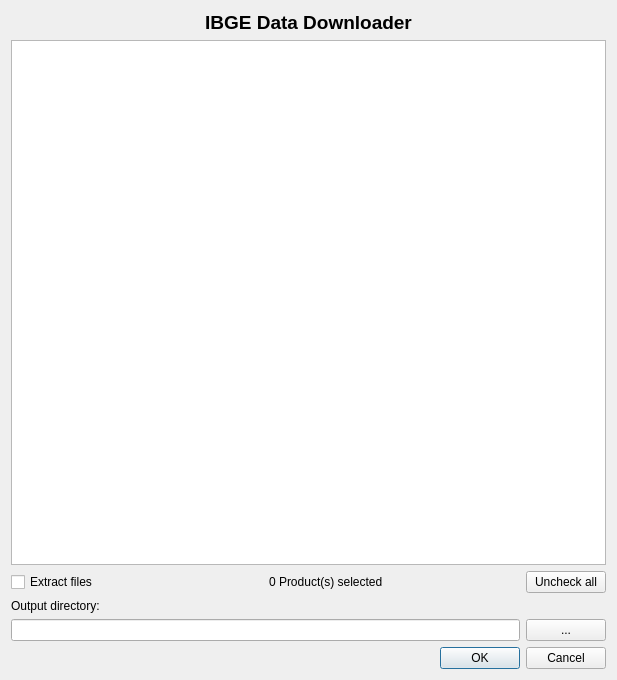
Qt form ibgeDataDownloader_dialog_base.ui (VEMD/ibgedatadownloader) before a commit.
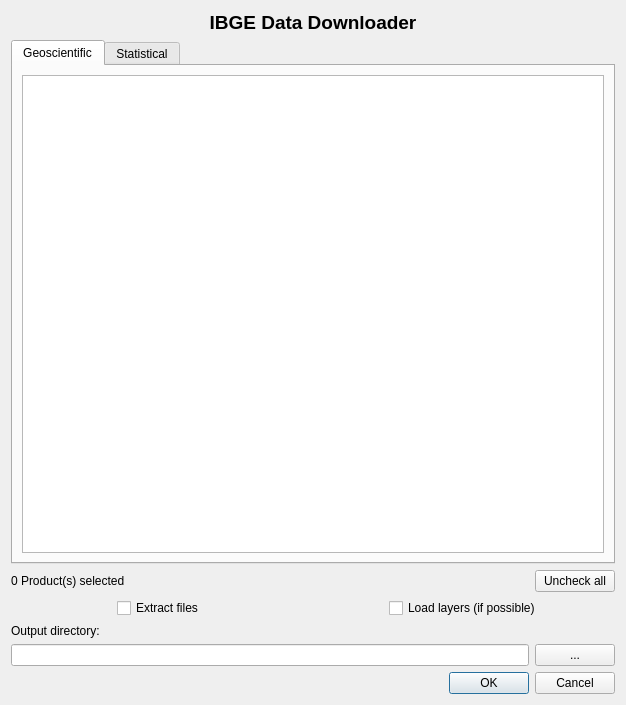
The same form after that commit.

```diff
--- a/ibgeDataDownloader_dialog_base.ui
+++ b/ibgeDataDownloader_dialog_base.ui
@@ -6,16 +6,43 @@
    <rect>
     <x>0</x>
     <y>0</y>
-    <width>617</width>
-    <height>680</height>
+    <width>626</width>
+    <height>705</height>
    </rect>
   </property>
   <property name="windowTitle">
    <string>Download data from IBGE</string>
   </property>
   <layout class="QGridLayout" name="gridLayout_2">
-   <item row="0" column="0">
+   <item row="10" column="0">
     <layout class="QGridLayout" name="gridLayout">
+     <item row="5" column="0">
+      <layout class="QHBoxLayout" name="horizontalLayout_3" stretch="0,0">
+       <property name="spacing">
+        <number>6</number>
+       </property>
+       <property name="sizeConstraint">
+        <enum>QLayout::SetMinimumSize</enum>
+       </property>
+       <property name="bottomMargin">
+        <number>0</number>
+       </property>
+       <item alignment="Qt::AlignHCenter">
+        <widget class="QCheckBox" name="checkBox_Unzip">
+         <property name="text">
+          <string>Extract files</string>
+         </property>
+        </widget>
+       </item>
+       <item alignment="Qt::AlignHCenter">
+        <widget class="QCheckBox" name="checkBox_AddLayer">
+         <property name="text">
+          <string>Load layers (if possible)</string>
+         </property>
+        </widget>
+       </item>
+      </layout>
+     </item>
      <item row="0" column="0">
       <widget class="QLabel" name="label_2">
        <property name="font">
@@ -36,14 +63,32 @@
        </property>
       </widget>
      </item>
-     <item row="13" column="0">
+     <item row="8" column="0">
+      <layout class="QHBoxLayout" name="horizontalLayout">
+       <item>
+        <widget class="QLineEdit" name="lineEdit_Saida">
+         <property name="readOnly">
+          <bool>true</bool>
+         </property>
+        </widget>
+       </item>
+       <item>
+        <widget class="QPushButton" name="pushButton_Dir">
+         <property name="text">
+          <string>...</string>
+         </property>
+        </widget>
+       </item>
+      </layout>
+     </item>
+     <item row="7" column="0">
       <widget class="QLabel" name="label_6">
        <property name="text">
         <string>Output directory:</string>
        </property>
       </widget>
      </item>
-     <item row="18" column="0">
+     <item row="34" column="0">
       <widget class="QDialogButtonBox" name="button_box">
        <property name="orientation">
         <enum>Qt::Horizontal</enum>
@@ -53,70 +98,11 @@
        </property>
       </widget>
      </item>
-     <item row="1" column="0">
-      <widget class="QTreeView" name="treeView">
-       <property name="frameShape">
-        <enum>QFrame::StyledPanel</enum>
-       </property>
-       <property name="sizeAdjustPolicy">
-        <enum>QAbstractScrollArea::AdjustIgnored</enum>
-       </property>
-       <property name="editTriggers">
-        <set>QAbstractItemView::NoEditTriggers</set>
-       </property>
-       <property name="showDropIndicator" stdset="0">
-        <bool>true</bool>
-       </property>
-       <property name="alternatingRowColors">
-        <bool>true</bool>
-       </property>
-       <property name="selectionMode">
-        <enum>QAbstractItemView::MultiSelection</enum>
-       </property>
-       <property name="selectionBehavior">
-        <enum>QAbstractItemView::SelectItems</enum>
-       </property>
-       <property name="uniformRowHeights">
-        <bool>true</bool>
-       </property>
-       <property name="animated">
-        <bool>true</bool>
-       </property>
-       <attribute name="headerCascadingSectionResizes">
-        <bool>true</bool>
-       </attribute>
-      </widget>
-     </item>
-     <item row="15" column="0">
-      <layout class="QHBoxLayout" name="horizontalLayout">
-       <item>
-        <widget class="QLineEdit" name="lineEdit_Saida">
-         <property name="readOnly">
-          <bool>true</bool>
-         </property>
-        </widget>
-       </item>
-       <item>
-        <widget class="QPushButton" name="pushButton_Dir">
-         <property name="text">
-          <string>...</string>
-         </property>
-        </widget>
-       </item>
-      </layout>
-     </item>
      <item row="4" column="0">
       <layout class="QHBoxLayout" name="horizontalLayout_2">
        <property name="leftMargin">
         <number>0</number>
        </property>
-       <item>
-        <widget class="QCheckBox" name="checkBox_Unzip">
-         <property name="text">
-          <string>Extract files</string>
-         </property>
-        </widget>
-       </item>
        <item>
         <widget class="QLabel" name="label_ProductsSelected">
          <property name="text">
@@ -139,6 +125,95 @@
        </item>
       </layout>
      </item>
+     <item row="1" column="0">
+      <widget class="QTabWidget" name="tabWidget">
+       <property name="currentIndex">
+        <number>0</number>
+       </property>
+       <widget class="QWidget" name="tab">
+        <attribute name="title">
+         <string>Geoscientific</string>
+        </attribute>
+        <layout class="QGridLayout" name="gridLayout_3">
+         <item row="0" column="0">
+          <widget class="QTreeView" name="treeView_Geo">
+           <property name="frameShape">
+            <enum>QFrame::StyledPanel</enum>
+           </property>
+           <property name="sizeAdjustPolicy">
+            <enum>QAbstractScrollArea::AdjustIgnored</enum>
+           </property>
+           <property name="editTriggers">
+            <set>QAbstractItemView::NoEditTriggers</set>
+           </property>
+           <property name="showDropIndicator" stdset="0">
+            <bool>true</bool>
+           </property>
+           <property name="alternatingRowColors">
+            <bool>true</bool>
+           </property>
+           <property name="selectionMode">
+            <enum>QAbstractItemView::MultiSelection</enum>
+           </property>
+           <property name="selectionBehavior">
+            <enum>QAbstractItemView::SelectItems</enum>
+           </property>
+           <property name="uniformRowHeights">
+            <bool>true</bool>
+           </property>
+           <property name="animated">
+            <bool>true</bool>
+           </property>
+           <attribute name="headerCascadingSectionResizes">
+            <bool>true</bool>
+           </attribute>
+          </widget>
+         </item>
+        </layout>
+       </widget>
+       <widget class="QWidget" name="tab_2">
+        <attribute name="title">
+         <string>Statistical</string>
+        </attribute>
+        <layout class="QGridLayout" name="gridLayout_4">
+         <item row="0" column="0">
+          <widget class="QTreeView" name="treeView_Stat">
+           <property name="frameShape">
+            <enum>QFrame::StyledPanel</enum>
+           </property>
+           <property name="sizeAdjustPolicy">
+            <enum>QAbstractScrollArea::AdjustIgnored</enum>
+           </property>
+           <property name="editTriggers">
+            <set>QAbstractItemView::NoEditTriggers</set>
+           </property>
+           <property name="showDropIndicator" stdset="0">
+            <bool>true</bool>
+           </property>
+           <property name="alternatingRowColors">
+            <bool>true</bool>
+           </property>
+           <property name="selectionMode">
+            <enum>QAbstractItemView::MultiSelection</enum>
+           </property>
+           <property name="selectionBehavior">
+            <enum>QAbstractItemView::SelectItems</enum>
+           </property>
+           <property name="uniformRowHeights">
+            <bool>true</bool>
+           </property>
+           <property name="animated">
+            <bool>true</bool>
+           </property>
+           <attribute name="headerCascadingSectionResizes">
+            <bool>true</bool>
+           </attribute>
+          </widget>
+         </item>
+        </layout>
+       </widget>
+      </widget>
+     </item>
     </layout>
    </item>
   </layout>
```
Left out of the diff: 3 changed lines with no effect on the pictures.
